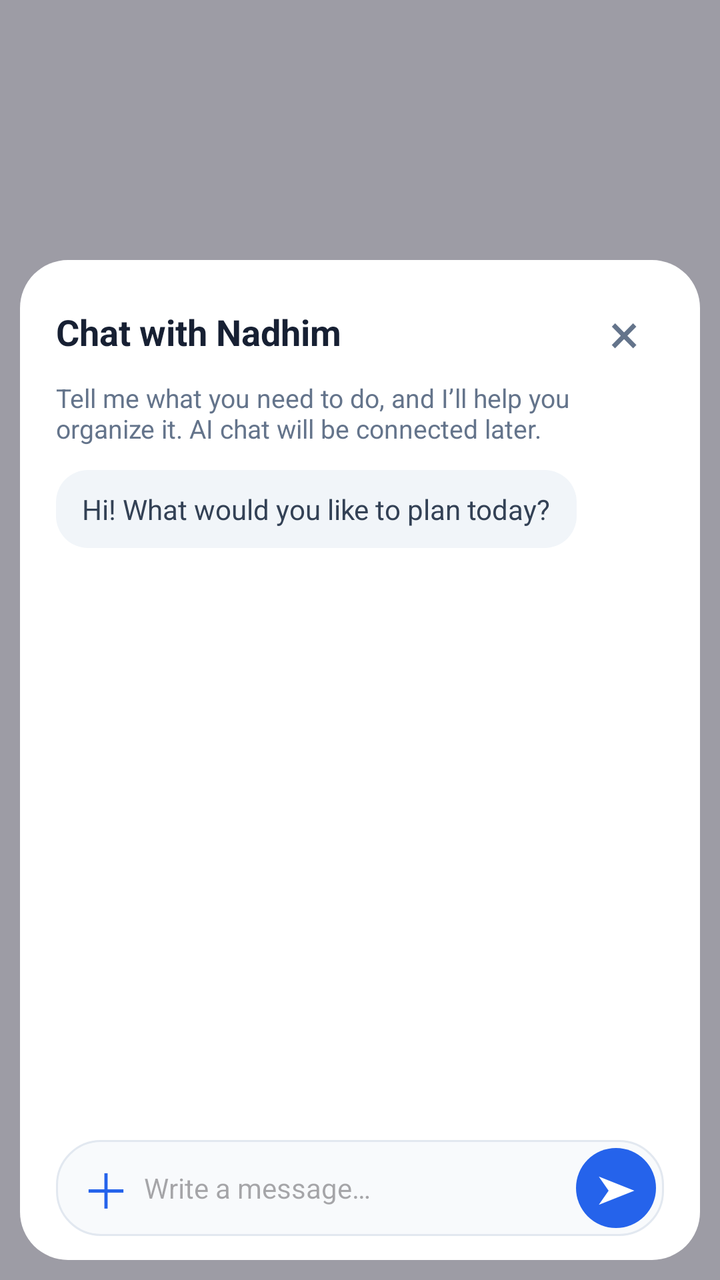
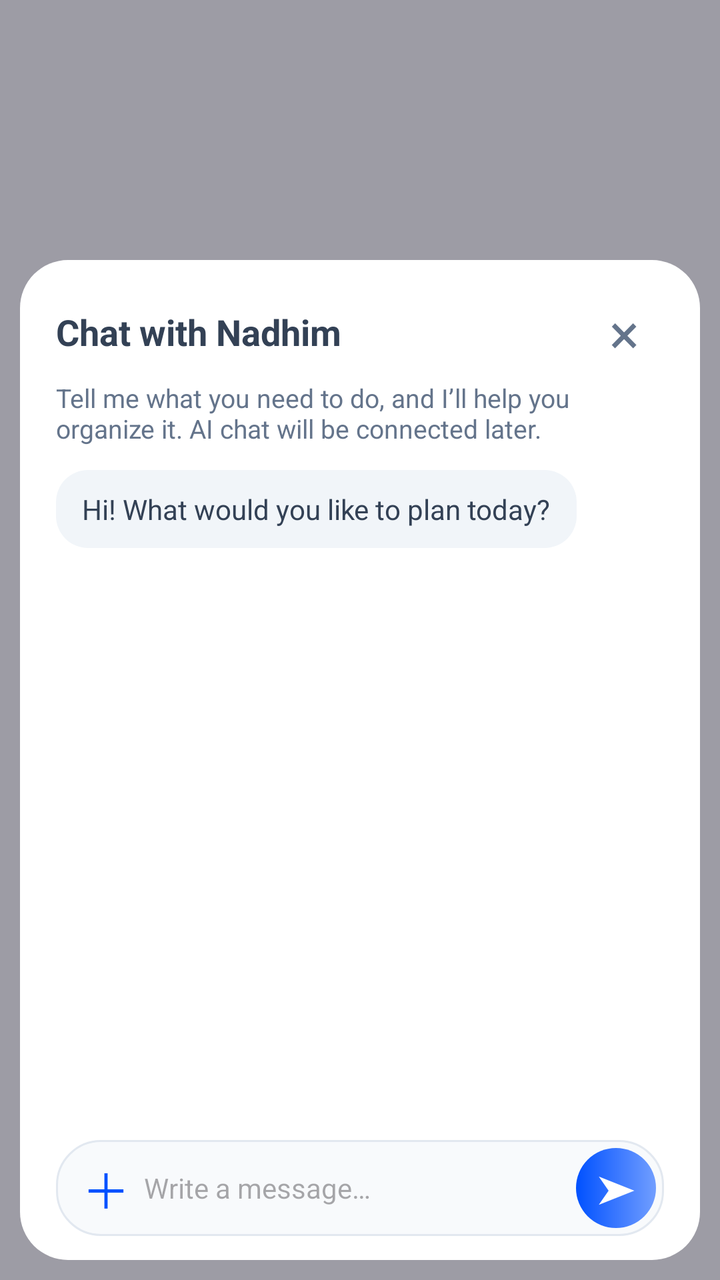

Before-and-after screenshots of an Android layout around one commit, followed by the original layout XML and the change that was made.
<!-- AndroidManifest.xml: application theme AppTheme -->
<!-- res/layout/activity_assistant_chat.xml -->
<?xml version="1.0" encoding="utf-8"?>
<FrameLayout xmlns:android="http://schemas.android.com/apk/res/android"
    android:layout_width="match_parent"
    android:layout_height="match_parent"
    android:background="#660B1220"
    android:clickable="true"
    android:focusable="true">

    <LinearLayout
        android:id="@+id/chatPanel"
        android:layout_width="match_parent"
        android:layout_height="500dp"
        android:layout_gravity="bottom"
        android:layout_marginStart="10dp"
        android:layout_marginEnd="10dp"
        android:layout_marginBottom="10dp"
        android:background="@drawable/bg_chat_panel"
        android:clickable="true"
        android:focusable="true"
        android:orientation="vertical"
        android:paddingStart="18dp"
        android:paddingTop="16dp"
        android:paddingEnd="18dp"
        android:paddingBottom="12dp">

        <LinearLayout
            android:layout_width="match_parent"
            android:layout_height="wrap_content"
            android:gravity="center_vertical">

            <TextView
                android:layout_width="0dp"
                android:layout_height="wrap_content"
                android:layout_weight="1"
                android:text="Chat with Nadhim"
                android:textColor="#172033"
                android:textSize="18sp"
                android:textStyle="bold" />

            <TextView
                android:id="@+id/closeChatButton"
                android:layout_width="40dp"
                android:layout_height="40dp"
                android:contentDescription="Close chat"
                android:gravity="center"
                android:text="×"
                android:textColor="#64748B"
                android:textSize="28sp" />
        </LinearLayout>

        <TextView
            android:layout_width="match_parent"
            android:layout_height="wrap_content"
            android:paddingTop="4dp"
            android:paddingBottom="12dp"
            android:text="Tell me what you need to do, and I’ll help you organize it. AI chat will be connected later."
            android:textColor="#64748B"
            android:textSize="13sp" />

        <ScrollView
            android:id="@+id/chatScroll"
            android:layout_width="match_parent"
            android:layout_height="0dp"
            android:layout_weight="1"
            android:fillViewport="true"
            android:scrollbars="none">

            <LinearLayout
                android:id="@+id/chatMessages"
                android:layout_width="match_parent"
                android:layout_height="wrap_content"
                android:orientation="vertical">

                <TextView
                    android:layout_width="wrap_content"
                    android:layout_height="wrap_content"
                    android:layout_gravity="start"
                    android:layout_marginBottom="9dp"
                    android:background="@drawable/bg_chat_received"
                    android:paddingStart="13dp"
                    android:paddingTop="10dp"
                    android:paddingEnd="13dp"
                    android:paddingBottom="10dp"
                    android:text="Hi! What would you like to plan today?"
                    android:textColor="#334155"
                    android:textSize="14sp" />
            </LinearLayout>
        </ScrollView>

        <HorizontalScrollView
            android:id="@+id/pendingAttachmentsScroll"
            android:layout_width="match_parent"
            android:layout_height="wrap_content"
            android:layout_marginTop="8dp"
            android:scrollbars="none"
            android:visibility="gone">

            <LinearLayout
                android:id="@+id/pendingAttachmentsContainer"
                android:layout_width="wrap_content"
                android:layout_height="wrap_content"
                android:orientation="horizontal"
                android:paddingBottom="2dp" />
        </HorizontalScrollView>

        <LinearLayout
            android:layout_width="match_parent"
            android:layout_height="wrap_content"
            android:layout_marginTop="8dp"
            android:background="@drawable/bg_chat_composer"
            android:gravity="center_vertical"
            android:paddingStart="6dp"
            android:paddingEnd="4dp">

            <TextView
                android:id="@+id/attachButton"
                android:layout_width="38dp"
                android:layout_height="44dp"
                android:contentDescription="Attach an image or file"
                android:gravity="center"
                android:text="＋"
                android:textColor="#2563EB"
                android:textSize="24sp" />

            <EditText
                android:id="@+id/chatInput"
                android:layout_width="0dp"
                android:layout_height="48dp"
                android:layout_weight="1"
                android:background="@android:color/transparent"
                android:hint="Write a message…"
                android:singleLine="true"
                android:textSize="14sp" />

            <TextView
                android:id="@+id/sendChatButton"
                android:layout_width="40dp"
                android:layout_height="40dp"
                android:background="@drawable/bg_chat_send"
                android:contentDescription="Send message"
                android:gravity="center"
                android:text="➤"
                android:textColor="#FFFFFF"
                android:textSize="18sp"
                android:textStyle="bold" />
        </LinearLayout>
    </LinearLayout>
</FrameLayout>
<!-- resources referenced by this layout -->
<resources>
  <!-- drawable bg_chat_composer (drawable) -->
  <shape xmlns:android="http://schemas.android.com/apk/res/android" android:shape="rectangle">
      <solid android:color="#F8FAFC" />
      <stroke android:width="1dp" android:color="#E2E8F0" />
      <corners android:radius="22dp" />
  </shape>
  <!-- drawable bg_chat_panel (drawable) -->
  <shape xmlns:android="http://schemas.android.com/apk/res/android" android:shape="rectangle">
      <solid android:color="#FFFFFF" />
      <corners android:radius="24dp" />
  </shape>
  <!-- drawable bg_chat_received (drawable) -->
  <shape xmlns:android="http://schemas.android.com/apk/res/android" android:shape="rectangle">
      <solid android:color="#F1F5F9" />
      <corners android:radius="16dp" />
  </shape>
  <!-- drawable bg_chat_send (drawable) -->
  <shape xmlns:android="http://schemas.android.com/apk/res/android" android:shape="rectangle">
      <solid android:color="#2563EB" />
      <corners android:radius="20dp" />
  </shape>
  <style name="AppTheme" parent="android:style/Theme.Material.Light.NoActionBar">
          <item name="android:windowBackground">@color/screen_background</item>
          <item name="android:statusBarColor">@color/screen_background</item>
          <item name="android:windowLightStatusBar">true</item>
          <item name="android:navigationBarColor">@color/screen_background</item>
      </style>
  <color name="screen_background">#FAFFFE</color>
</resources>

<!-- the commit's change to res/layout/activity_assistant_chat.xml (unified diff, before → after) -->
@@ -33,7 +33,7 @@
                 android:layout_height="wrap_content"
                 android:layout_weight="1"
                 android:text="Chat with Nadhim"
-                android:textColor="#172033"
+                android:textColor="@color/insight_dark"
                 android:textSize="18sp"
                 android:textStyle="bold" />
 
@@ -44,7 +44,7 @@
                 android:contentDescription="Close chat"
                 android:gravity="center"
                 android:text="×"
-                android:textColor="#64748B"
+                android:textColor="@color/insight_muted"
                 android:textSize="28sp" />
         </LinearLayout>
 
@@ -54,7 +54,7 @@
             android:paddingTop="4dp"
             android:paddingBottom="12dp"
             android:text="Tell me what you need to do, and I’ll help you organize it. AI chat will be connected later."
-            android:textColor="#64748B"
+            android:textColor="@color/insight_muted"
             android:textSize="13sp" />
 
         <ScrollView
@@ -82,7 +82,7 @@
                     android:paddingEnd="13dp"
                     android:paddingBottom="10dp"
                     android:text="Hi! What would you like to plan today?"
-                    android:textColor="#334155"
+                    android:textColor="@color/insight_dark"
                     android:textSize="14sp" />
             </LinearLayout>
         </ScrollView>
@@ -119,7 +119,7 @@
                 android:contentDescription="Attach an image or file"
                 android:gravity="center"
                 android:text="＋"
-                android:textColor="#2563EB"
+                android:textColor="@color/brand_blue"
                 android:textSize="24sp" />
 
             <EditText
@@ -140,7 +140,7 @@
                 android:contentDescription="Send message"
                 android:gravity="center"
                 android:text="➤"
-                android:textColor="#FFFFFF"
+                android:textColor="@color/white"
                 android:textSize="18sp"
                 android:textStyle="bold" />
         </LinearLayout>
<!-- resource entries referenced after the edit -->
@@ -1,5 +1,9 @@
 <!-- resources referenced by this layout -->
 <resources>
+  <color name="brand_blue">#0051FF</color>
+  <color name="insight_dark">#334155</color>
+  <color name="insight_muted">#64748B</color>
+  <color name="white">#FFFFFF</color>
   <!-- drawable bg_chat_composer (drawable) -->
   <shape xmlns:android="http://schemas.android.com/apk/res/android" android:shape="rectangle">
       <solid android:color="#F8FAFC" />
@@ -18,7 +22,11 @@
   </shape>
   <!-- drawable bg_chat_send (drawable) -->
   <shape xmlns:android="http://schemas.android.com/apk/res/android" android:shape="rectangle">
-      <solid android:color="#2563EB" />
+      <gradient
+          android:angle="0"
+          android:startColor="@color/brand_blue"
+          android:centerColor="@color/brand_blue_mid"
+          android:endColor="@color/brand_blue_light" />
       <corners android:radius="20dp" />
   </shape>
   <style name="AppTheme" parent="android:style/Theme.Material.Light.NoActionBar">
@@ -27,6 +35,8 @@
           <item name="android:windowLightStatusBar">true</item>
           <item name="android:navigationBarColor">@color/screen_background</item>
       </style>
+  <color name="brand_blue_mid">#3977FF</color>
+  <color name="brand_blue_light">#719EFF</color>
   <color name="screen_background">#FAFFFE</color>
 </resources>
 
